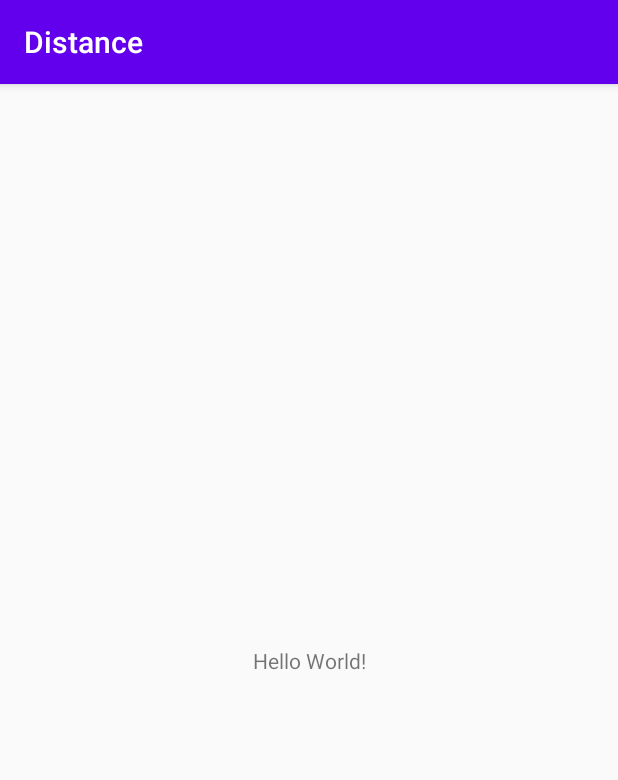
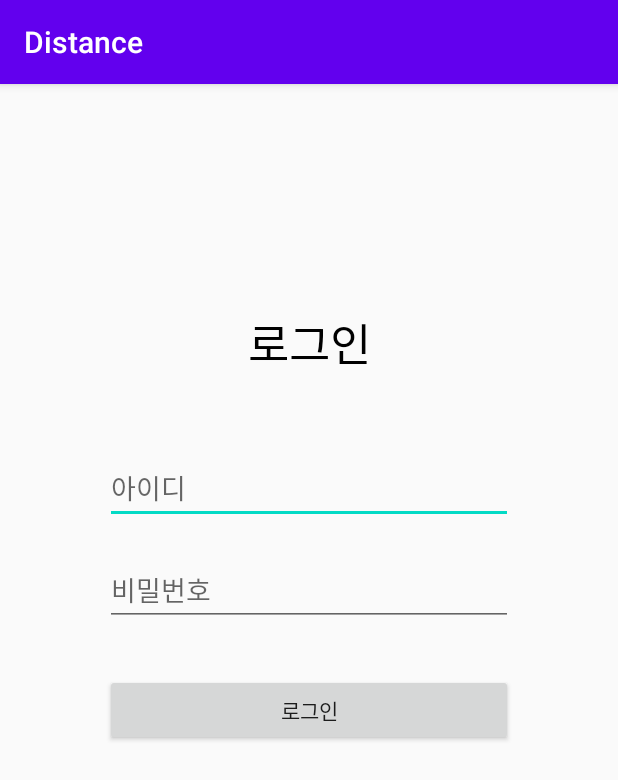
Before and after one commit to subinshin/Distance, an Android app: the screen it shows after launch (MainActivity), on a phone screen of 412 x 824 dp. Shown: the top 780 px of the screen. Run offline under Robolectric (Android 15) with nearby library versions, the phone set to English and light mode, and no system bars.

Commit message:
[ADD] login ui add

```diff
--- a/app/src/main/res/layout/activity_main.xml
+++ b/app/src/main/res/layout/activity_main.xml
@@ -6,13 +6,64 @@
     android:layout_height="match_parent"
     tools:context=".MainActivity">
 
+    <EditText
+        android:id="@+id/login_et_id"
+        android:layout_width="0dp"
+        android:layout_height="wrap_content"
+        android:layout_marginStart="70dp"
+        android:layout_marginLeft="70dp"
+        android:layout_marginTop="50dp"
+        android:layout_marginEnd="70dp"
+        android:layout_marginRight="70dp"
+        android:ems="10"
+        android:hint="아이디"
+        android:inputType="textPersonName"
+        app:layout_constraintEnd_toEndOf="parent"
+        app:layout_constraintStart_toStartOf="parent"
+        app:layout_constraintTop_toBottomOf="@+id/textView" />
+
+    <EditText
+        android:id="@+id/login_et_pw"
+        android:layout_width="0dp"
+        android:layout_height="wrap_content"
+        android:layout_marginStart="70dp"
+        android:layout_marginLeft="70dp"
+        android:layout_marginTop="8dp"
+        android:layout_marginEnd="70dp"
+        android:layout_marginRight="70dp"
+        android:ems="10"
+        android:hint="비밀번호"
+        android:inputType="textPersonName"
+        app:layout_constraintBottom_toBottomOf="parent"
+        app:layout_constraintEnd_toEndOf="parent"
+        app:layout_constraintHorizontal_bias="0.502"
+        app:layout_constraintStart_toStartOf="parent"
+        app:layout_constraintTop_toBottomOf="@+id/login_et_id"
+        app:layout_constraintVertical_bias="0.028" />
+
+    <Button
+        android:id="@+id/login_btn"
+        android:layout_width="0dp"
+        android:layout_height="wrap_content"
+        android:layout_marginStart="70dp"
+        android:layout_marginLeft="70dp"
+        android:layout_marginTop="32dp"
+        android:layout_marginEnd="70dp"
+        android:layout_marginRight="70dp"
+        android:text="로그인"
+        app:layout_constraintEnd_toEndOf="parent"
+        app:layout_constraintStart_toStartOf="parent"
+        app:layout_constraintTop_toBottomOf="@+id/login_et_pw" />
+
     <TextView
+        android:id="@+id/textView"
         android:layout_width="wrap_content"
         android:layout_height="wrap_content"
-        android:text="Hello World!"
-        app:layout_constraintBottom_toBottomOf="parent"
-        app:layout_constraintLeft_toLeftOf="parent"
-        app:layout_constraintRight_toRightOf="parent"
+        android:layout_marginTop="150dp"
+        android:text="로그인"
+        android:textColor="@android:color/black"
+        android:textSize="30sp"
+        app:layout_constraintEnd_toEndOf="parent"
+        app:layout_constraintStart_toStartOf="parent"
         app:layout_constraintTop_toTopOf="parent" />
-
 </androidx.constraintlayout.widget.ConstraintLayout>
```
